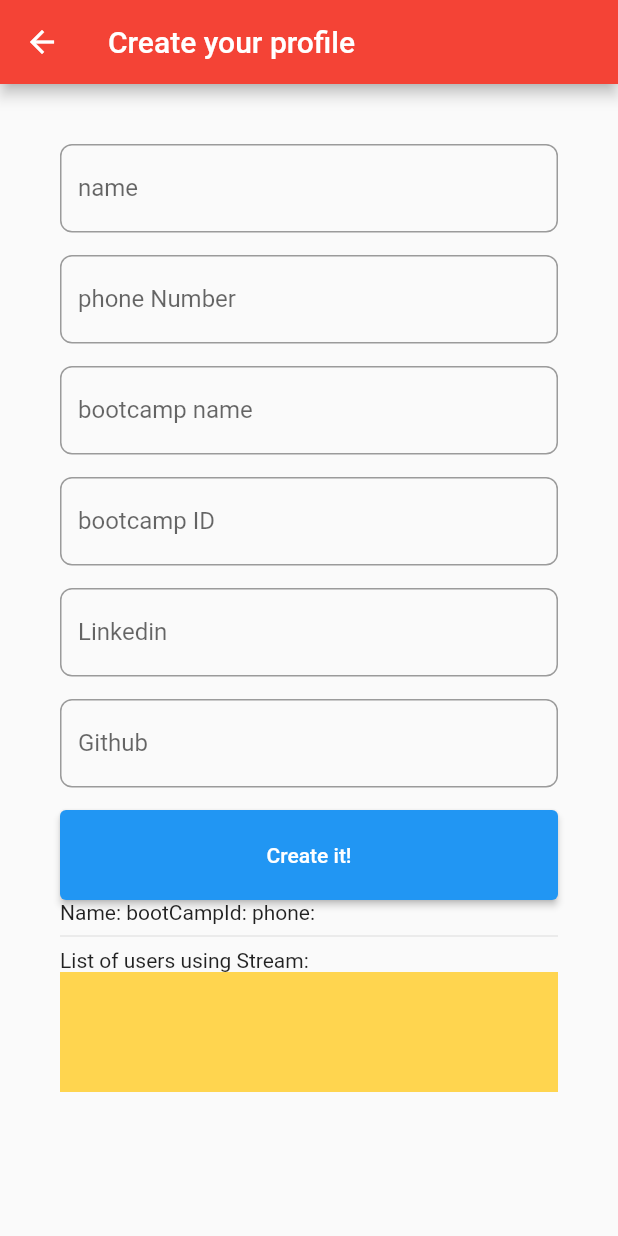
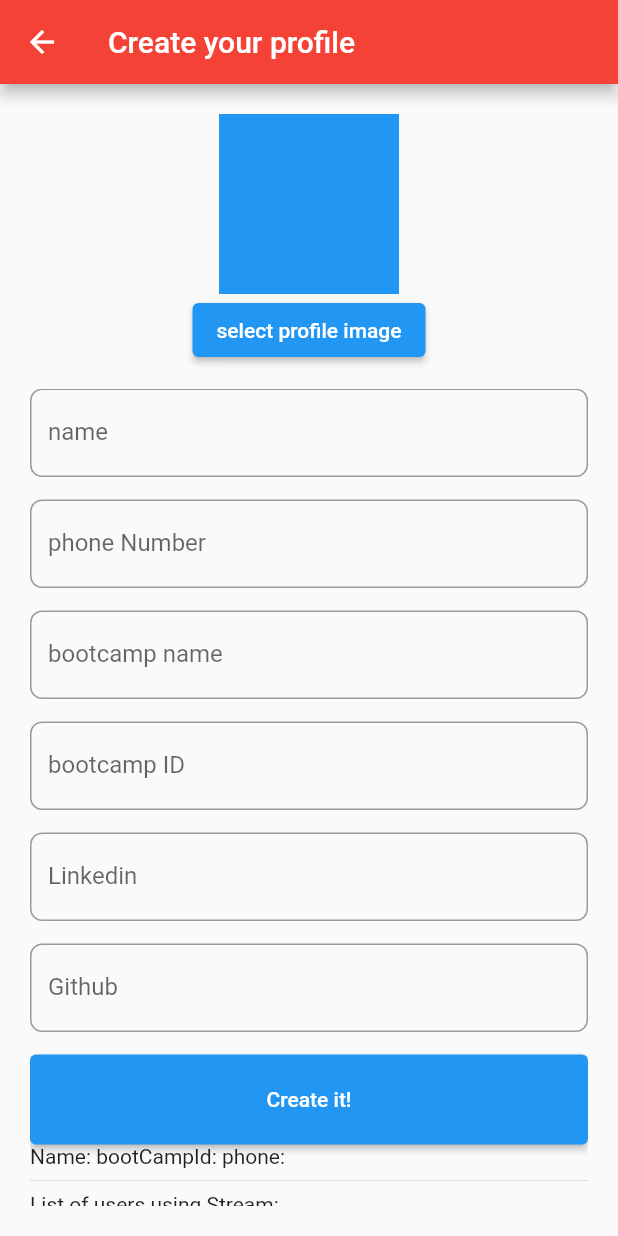
Before and after one commit to hooshyar/wecode_21_22_3_2, a Flutter app: the CreateProfileScreen screen opened by its route, on a phone screen of 412 x 824 dp. Run offline on Flutter 3.47's test engine with Material 2 defaults, Android fonts, the phone set to English and light mode, and no system bars; our stand-ins replace cloud_firestore, firebase_auth, firebase_core, firebase_storage, google_fonts, image_picker; accounts and stored records are empty.

Commit message:
added the firebase storage and image picker

```diff
--- a/lib/src/profile_screens/create_profile_screen.dart
+++ b/lib/src/profile_screens/create_profile_screen.dart
@@ -5,9 +5,13 @@
 //add data to firestore db /users/
 //set data
 // read the data and get an approve from the user
+import 'dart:io';
+
 import 'package:cloud_firestore/cloud_firestore.dart';
+import 'package:firebase_storage/firebase_storage.dart';
 import 'package:flutter/cupertino.dart';
 import 'package:flutter/material.dart';
+import 'package:image_picker/image_picker.dart';
 import 'package:provider/provider.dart';
 import 'package:wecode_2021/src/constants/style.dart';
 import 'package:wecode_2021/src/data_models/general_user.dart';
@@ -21,8 +25,13 @@ class CreateProfileScreen extends StatefulWidget {
 }
 
 class _CreateProfileScreenState extends State<CreateProfileScreen> {
+  // image picker
+  final ImagePicker _imagePicker = ImagePicker();
+  XFile? _selectedProfileImg;
+  final FirebaseStorage _firebaseStorage = FirebaseStorage.instance;
+  String? _theDlUrl;
+
   final _formGlobalKey = GlobalKey<FormState>(); // the form key
-
   final TextEditingController _nameController = TextEditingController();
 
   final TextEditingController _phoneNumberController = TextEditingController();
@@ -45,8 +54,43 @@ class _CreateProfileScreenState extends State<CreateProfileScreen> {
         title: Text('Create your profile'),
       ),
       body: Container(
-        padding: EdgeInsets.all(20),
+        // padding: EdgeInsets.all(20),
         margin: EdgeInsets.all(20),
+        child: Column(
+          children: [
+            _selectedProfileImg == null
+                ? Container(
+                    height: 120,
+                    width: 120,
+                    decoration: BoxDecoration(color: Colors.blue),
+                  )
+                : Container(
+                    height: 120,
+                    width: 120,
+                    decoration: BoxDecoration(
+                      color: _selectedProfileImg == null ? Colors.blue : null,
+                      image: DecorationImage(
+                        image: FileImage(
+                          File(_selectedProfileImg!.path),
+                        ),
+                      ),
+                    ),
+                  ),
+            ElevatedButton(
+                onPressed: () async {
+                  // add image picker package
+                  _selectedProfileImg =
+                      await _imagePicker.pickImage(source: ImageSource.gallery);
+
+                  // debugPrint("===========>>>" + _selectedProfileImg!.path);
+                  setState(() {});
+                  // pick an image from the gallery
+                },
+                child: Text('select profile image')),
+            const SizedBox(
+              height: 15,
+            ),
+            Expanded(
               child: Form(
                   key: _formGlobalKey,
                   child: ListView(
@@ -60,7 +104,8 @@ class _CreateProfileScreenState extends State<CreateProfileScreen> {
                       ),
                       TextFormField(
                         controller: _phoneNumberController,
-                  decoration: generalInputDecoration(labelText: 'phone Number'),
+                        decoration:
+                            generalInputDecoration(labelText: 'phone Number'),
                         validator: (value) {
                           if (value!.isEmpty) {
                             return 'the phone number is required';
@@ -81,14 +126,16 @@ class _CreateProfileScreenState extends State<CreateProfileScreen> {
                       ),
                       TextFormField(
                         controller: _bootCampIdController,
-                  decoration: generalInputDecoration(labelText: 'bootcamp ID'),
+                        decoration:
+                            generalInputDecoration(labelText: 'bootcamp ID'),
                       ),
                       const SizedBox(
                         height: 15,
                       ),
                       TextFormField(
                         controller: _linkedInController,
-                  decoration: generalInputDecoration(labelText: 'Linkedin'),
+                        decoration:
+                            generalInputDecoration(labelText: 'Linkedin'),
                       ),
                       const SizedBox(
                         height: 15,
@@ -108,15 +155,21 @@ class _CreateProfileScreenState extends State<CreateProfileScreen> {
                                 bool _isValidated =
                                     _formGlobalKey.currentState!.validate();
 
-                          if (_isValidated == true) {
+                                if (_isValidated == true &&
+                                    _authProvider.theUser != null) {
+                                  uploadTheSelectedFile(
+                                      _authProvider.theUser!.uid);
                                   //make our job easier
                                   GeneralUser _generalUser = GeneralUser(
                                     uid: _authProvider.theUser!.uid,
                                     email: _authProvider.theUser!.email,
                                     name: _nameController.value.text,
-                              phoneNumber: _phoneNumberController.value.text,
-                              bootCampName: _bootCampNameController.value.text,
-                              bootCampId: _bootCampIdController.value.text,
+                                    phoneNumber:
+                                        _phoneNumberController.value.text,
+                                    bootCampName:
+                                        _bootCampNameController.value.text,
+                                    bootCampId:
+                                        _bootCampIdController.value.text,
                                     github: _githubController.value.text,
                                     linkedIn: _linkedInController.value.text,
                                     isCompletedProfile: _bootCampNameController
@@ -125,6 +178,7 @@ class _CreateProfileScreenState extends State<CreateProfileScreen> {
                                                 .value.text.isNotEmpty
                                         ? true
                                         : false,
+                                    // imgUrl: _theDlUrl ?? 'empty',
                                   );
 
                                   await FirebaseFirestore.instance
@@ -201,7 +255,8 @@ class _CreateProfileScreenState extends State<CreateProfileScreen> {
                                   return LinearProgressIndicator();
                                 }
 
-                          List<DocumentSnapshot> _docs = snapshot.data!.docs;
+                                List<DocumentSnapshot> _docs =
+                                    snapshot.data!.docs;
 
                                 List<GeneralUser> _users = _docs
                                     .map((e) => GeneralUser.fromMap(
@@ -211,12 +266,34 @@ class _CreateProfileScreenState extends State<CreateProfileScreen> {
                                 return ListView.builder(
                                     itemCount: _users.length,
                                     itemBuilder: (context, index) {
-                                return Text(_users[index].name ?? 'no name');
+                                      return Text(
+                                          _users[index].name ?? 'no name');
                                     });
                               })),
                     ],
                   )),
             ),
+          ],
+        ),
+      ),
     );
   }
+
+  Future<String?> uploadTheSelectedFile(String uid) async {
+    //selected image as file
+    File _theImageFile = File(_selectedProfileImg!.path);
+
+    //upload the selected image
+    await _firebaseStorage
+        .ref()
+        .child('users/$uid')
+        .putFile(_theImageFile)
+        .then((p) async {
+      _theDlUrl = await p.ref.getDownloadURL();
+      debugPrint("dl =======> " + _theDlUrl!);
+    });
+    return _theDlUrl;
+    //todo remove this if for production
+    //recieve the downloadURL for the image
   }
+}
--- a/pubspec.yaml
+++ b/pubspec.yaml
@@ -28,7 +28,8 @@ environment:
 # versions available, run `flutter pub outdated`.
 dependencies:
   cupertino_icons: ^1.0.2
-
+  image_picker:
+  firebase_storage:
   provider: ^6.0.2
   firebase_core: ^1.10.6
   firebase_auth: ^3.3.4
```
Also changed, not shown: pubspec.lock. Lines whose indentation alone changed are shown as unchanged.
